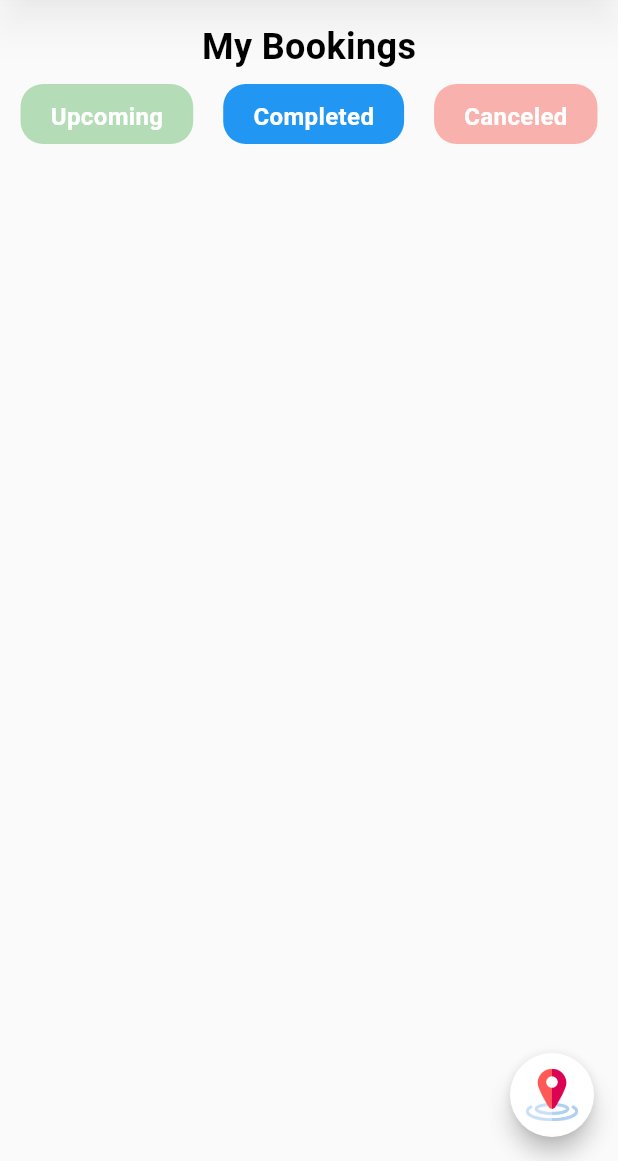
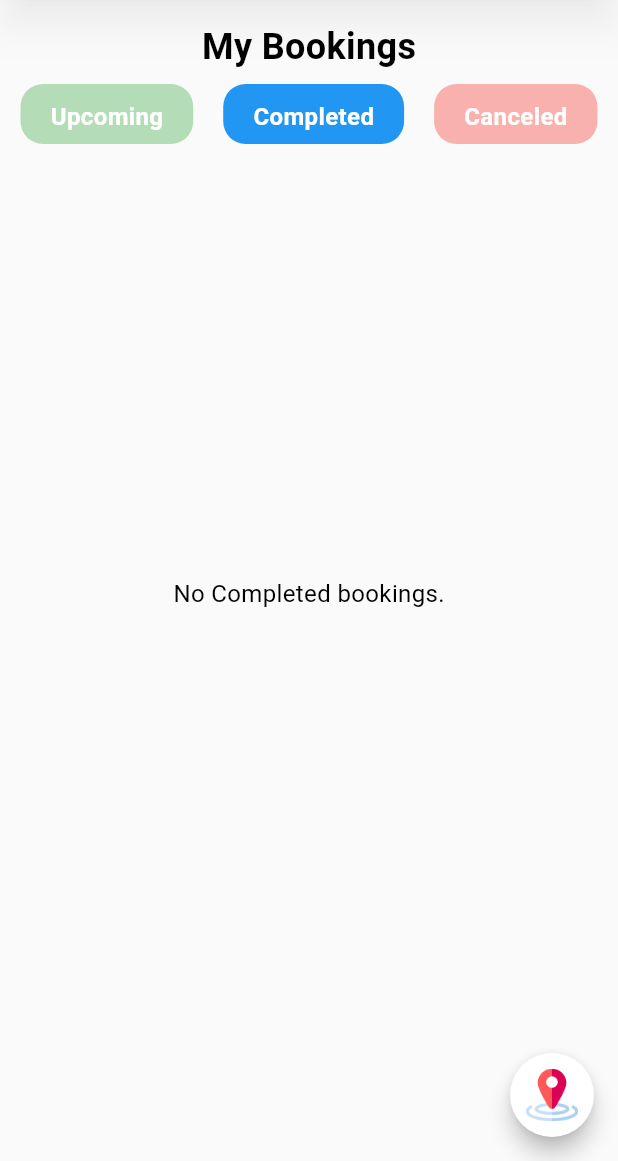
Before and after one commit to chamoddissanayake/SaloonApp, a Flutter app: the BookingScreen screen opened by its route, after a tap on "Completed", on a phone screen of 412 x 824 dp, the part 75-1236 px from its top. Run offline on Flutter 3.47's test engine with Material 2 defaults, Android fonts, the phone set to English and light mode, and no system bars; our stand-ins replace cached_network_image, carousel_slider, cloud_firestore, cool_alert, date_time_picker, firebase_auth and 15 more; missing offline and left inert: flutter_restart, intro_views_flutter, nice_button, overlay_container, skeletor; accounts and stored records are empty; network calls fail; statements that could not run were skipped.

Commit message:
booking status main done

```diff
--- a/lib/screens/BookingCompletedScreen.dart
+++ b/lib/screens/BookingCompletedScreen.dart
@@ -1,6 +1,7 @@
 import 'package:flutter/material.dart';
 import 'package:saloon_app/models/BookingStatusCard.dart';
 import 'package:saloon_app/service/BookingService.dart';
+import 'package:saloon_app/widgets/CustomTextWidget.dart';
 import 'package:saloon_app/widgets/StatusCardItem.dart';
 import 'package:saloon_app/widgets/BookingStatusCompletedDialog.dart';
 
@@ -10,21 +11,29 @@ class BookingCompletedScreen extends StatefulWidget {
 }
 
 class _BookingCompletedScreenState extends State<BookingCompletedScreen> {
-
   List<BookingStatusCardModel> mBookingCompletedList;
   int completeStatusIndex = 1;
+
   @override
   void initState() {
     super.initState();
-    mBookingCompletedList = getCompletedBookings();
+    loadCompletedBookings();
   }
+
+  void loadCompletedBookings() async {
+    this.mBookingCompletedList = await getCompletedBookings();
+    this.setState(() {});
+    print(this.mBookingCompletedList);
+  }
+
   @override
   Widget build(BuildContext context) {
-    return  new Row(
+    return new Row(
       children: <Widget>[
-        Expanded(
-          child: SizedBox(
-            height: MediaQuery.of(context).size.height*0.7,
+        mBookingCompletedList != null
+            ? Expanded(
+                child: mBookingCompletedList.length >0?SizedBox(
+                  height: MediaQuery.of(context).size.height * 0.7,
                   child: new ListView.builder(
                     scrollDirection: Axis.vertical,
                     itemCount: mBookingCompletedList.length,
@@ -32,18 +41,43 @@ class _BookingCompletedScreenState extends State<BookingCompletedScreen> {
                       return Padding(
                         padding: const EdgeInsets.only(top: 5),
                         child: GestureDetector(
-                    onTap: (){
-                      Future.delayed(const Duration(milliseconds: 1), () {
+                            onTap: () {
+                              Future.delayed(const Duration(milliseconds: 1),
+                                  () {
                                 showDialog(
                                   context: context,
-                          builder: (BuildContext context) => BookingStatusCompletedDialog(),
+                                  builder: (BuildContext context) =>
+                                      BookingStatusCompletedDialog(),
                                 );
                               });
                             },
-                      child: StatusCardItem(mBookingCompletedList[index], index, completeStatusIndex)),
+                            child: StatusCardItem(mBookingCompletedList[index],
+                                index, completeStatusIndex)),
                       );
                     },
                   ),
+                ): SizedBox(
+                  height: MediaQuery.of(context).size.height*0.7,
+                  child: Column(
+                    mainAxisAlignment: MainAxisAlignment.center,
+                    crossAxisAlignment: CrossAxisAlignment.center,
+                    children: [
+                      customTextWidget("No Completed bookings."),
+                    ],
+                  ),
+                ),
+              )
+            : Container(
+                width: MediaQuery.of(context).size.width,
+                height: MediaQuery.of(context).size.height * 0.7,
+                child: Column(
+                  mainAxisAlignment: MainAxisAlignment.center,
+                  crossAxisAlignment: CrossAxisAlignment.center,
+                  children: [
+                    CircularProgressIndicator(),
+                    Text(""),
+                    customTextWidget("Loading"),
+                  ],
                 ),
               ),
       ],
--- a/lib/screens/BookingUpcomingScreen.dart
+++ b/lib/screens/BookingUpcomingScreen.dart
@@ -45,7 +45,7 @@ class _BookingUpcomingScreenState extends State<BookingUpcomingScreen> {
                     Future.delayed(const Duration(milliseconds: 1), () {
                       showDialog(
                         context: context,
-                        builder: (BuildContext context) => BookingStatusUpcomingDialog(),
+                        builder: (BuildContext context) => BookingStatusUpcomingDialog(mBookingUpcoming: mBookingUpcomingList[index]),
                       );
                     });
                   }, child: StatusCardItem(mBookingUpcomingList[index], index, completeStatusIndex)),
--- a/lib/service/BookingService.dart
+++ b/lib/service/BookingService.dart
@@ -12,38 +12,110 @@ import 'StylesCategoriesService.dart';
 
 
 
-List<BookingStatusCardModel> getCompletedBookings() {
+Future<List<BookingStatusCardModel>> getCompletedBookings() async{
 
 
-  List<BookingStatusCardModel> allBookingCompletedCardData =
-  List<BookingStatusCardModel>();
+  bool isGoogle = await UtilFunctions.isCurrentUserGoogle();
 
-  // BookingStatusCardModel model1 =
-  // BookingStatusCardModel("Abc Style", "https://firebasestorage.googleapis.com/v0/b/flutter-ctse.appspot.com/o/images%2Fstyles%2Fec909c634ee207713925dc785fe3e86a.jpg?alt=media&token=c2631b0c-f650-42ef-8ab7-22e88a242d54", "02/05/2021", "10:00AM");
-  // BookingStatusCardModel model2 =
-  // BookingStatusCardModel("Abc Style", "https://firebasestorage.googleapis.com/v0/b/flutter-ctse.appspot.com/o/images%2Fstyles%2Fec909c634ee207713925dc785fe3e86a.jpg?alt=media&token=c2631b0c-f650-42ef-8ab7-22e88a242d54", "02/05/2021", "10:00AM");
-  // BookingStatusCardModel model3 =
-  // BookingStatusCardModel("Abc Style", "https://firebasestorage.googleapis.com/v0/b/flutter-ctse.appspot.com/o/images%2Fstyles%2Fec909c634ee207713925dc785fe3e86a.jpg?alt=media&token=c2631b0c-f650-42ef-8ab7-22e88a242d54", "02/05/2021", "10:00AM");
-  // BookingStatusCardModel model4 =
-  // BookingStatusCardModel("Abc Style", "https://firebasestorage.googleapis.com/v0/b/flutter-ctse.appspot.com/o/images%2Fstyles%2Fec909c634ee207713925dc785fe3e86a.jpg?alt=media&token=c2631b0c-f650-42ef-8ab7-22e88a242d54", "02/05/2021", "10:00AM");
-  // BookingStatusCardModel model5 =
-  // BookingStatusCardModel("Abc Style", "https://firebasestorage.googleapis.com/v0/b/flutter-ctse.appspot.com/o/images%2Fstyles%2Fec909c634ee207713925dc785fe3e86a.jpg?alt=media&token=c2631b0c-f650-42ef-8ab7-22e88a242d54", "02/05/2021", "10:00AM");
-  // BookingStatusCardModel model6 =
-  // BookingStatusCardModel("Abc Style", "https://firebasestorage.googleapis.com/v0/b/flutter-ctse.appspot.com/o/images%2Fstyles%2Fec909c634ee207713925dc785fe3e86a.jpg?alt=media&token=c2631b0c-f650-42ef-8ab7-22e88a242d54", "02/05/2021", "10:00AM");
-  // BookingStatusCardModel model7 =
-  // BookingStatusCardModel("Abc Style", "https://firebasestorage.googleapis.com/v0/b/flutter-ctse.appspot.com/o/images%2Fstyles%2Fec909c634ee207713925dc785fe3e86a.jpg?alt=media&token=c2631b0c-f650-42ef-8ab7-22e88a242d54", "02/05/2021", "10:00AM");
-  //
-  //
-  // allBookingCompletedCardData.add(model1);
-  // allBookingCompletedCardData.add(model2);
-  // allBookingCompletedCardData.add(model3);
-  // allBookingCompletedCardData.add(model4);
-  // allBookingCompletedCardData.add(model5);
-  // allBookingCompletedCardData.add(model6);
-  // allBookingCompletedCardData.add(model7);
+  GoogleUser gu;
+  CustomUser cu;
+  String userType = "";
+  if(isGoogle == true){
+    gu = await UtilFunctions.getSharedStorageGoogleUser();
+    userType = "G";
+  }else{
+    cu = await UtilFunctions.getSharedStorageCustomUser();
+    userType = "C";
+  }
 
 
-  return allBookingCompletedCardData;
+  final FirebaseFirestore _firestore = FirebaseFirestore.instance;
+  final CollectionReference _bookingCollection = _firestore.collection('bookings');
+
+  // Get docs from collection reference
+  QuerySnapshot querySnapshot = await _bookingCollection.get();
+
+  List<Booking> allData;
+
+  allData = querySnapshot.docs.map((doc)  {
+
+
+    // loc.loc_id=doc.id;
+    Map<String, Object> tmp = doc.data() as Map<String, Object>;
+
+    String booking_status = tmp.remove("booking_status");
+    if(booking_status == "1"){
+      if(userType=="C"){
+        String booking_user_id = tmp.remove("user_id");
+        if(booking_user_id == cu.objId){
+          Booking bookingObj = Booking();
+          bookingObj.booking_id=doc.id;
+          bookingObj.date_time = tmp.remove("date_time");
+          bookingObj.location = tmp.remove("location_id");
+          bookingObj.status = int.parse(booking_status);
+          bookingObj.style_id = tmp.remove("style_id");
+          bookingObj.user_type = tmp.remove("user_type"); //C  or G
+          bookingObj.user_id = booking_user_id;  // if U user
+          return bookingObj;
+        }
+      }else if(userType == "G"){
+        String booking_user_email = tmp.remove("user_email");
+        if(booking_user_email == gu.email){
+          Booking bookingObj = Booking();
+          bookingObj.booking_id=doc.id;
+          bookingObj.date_time = tmp.remove("date_time");
+          bookingObj.location = tmp.remove("location_id");
+          bookingObj.status = int.parse(booking_status);
+          bookingObj.style_id = tmp.remove("style_id");
+          bookingObj.user_type = tmp.remove("user_type"); //C  or G
+          bookingObj.user_email = booking_user_email; //C  or G
+          return bookingObj;
+        }
+      }
+    }
+  }).toList();
+
+  print(allData);
+
+  allData.removeWhere((value) => value == null);
+  print(allData);
+
+
+  List<BookingStatusCardModel> allBookingCompletedCardList =[];
+
+  for(var i = 0; i < allData.length; i++){
+    Booking currentItem = allData[i];
+
+    TrendingStyles  ts = await getTrendingStylesById(currentItem.style_id);
+    print(ts);
+
+    Location  loc = await getLocationById(currentItem.location);
+    print(loc);
+
+    BookingStatusCardModel model1 =
+    BookingStatusCardModel(
+        allData[i].status.toString(),
+        currentItem.date_time,
+        currentItem.location,
+        currentItem.style_id,
+        currentItem.user_email,
+        currentItem.user_id,
+        currentItem.user_type,
+        ts,
+        loc
+    );
+
+    allBookingCompletedCardList.add(model1);
+  }
+
+  print("***************");
+  print(allBookingCompletedCardList);
+  print("***************");
+
+  return allBookingCompletedCardList;
+
+
+
 }
 
 
```
Also changed, not shown: lib/widgets/BookingStatusUpcomingDialog.dart (+34 -10 lines). Lines whose indentation alone changed are shown as unchanged.
